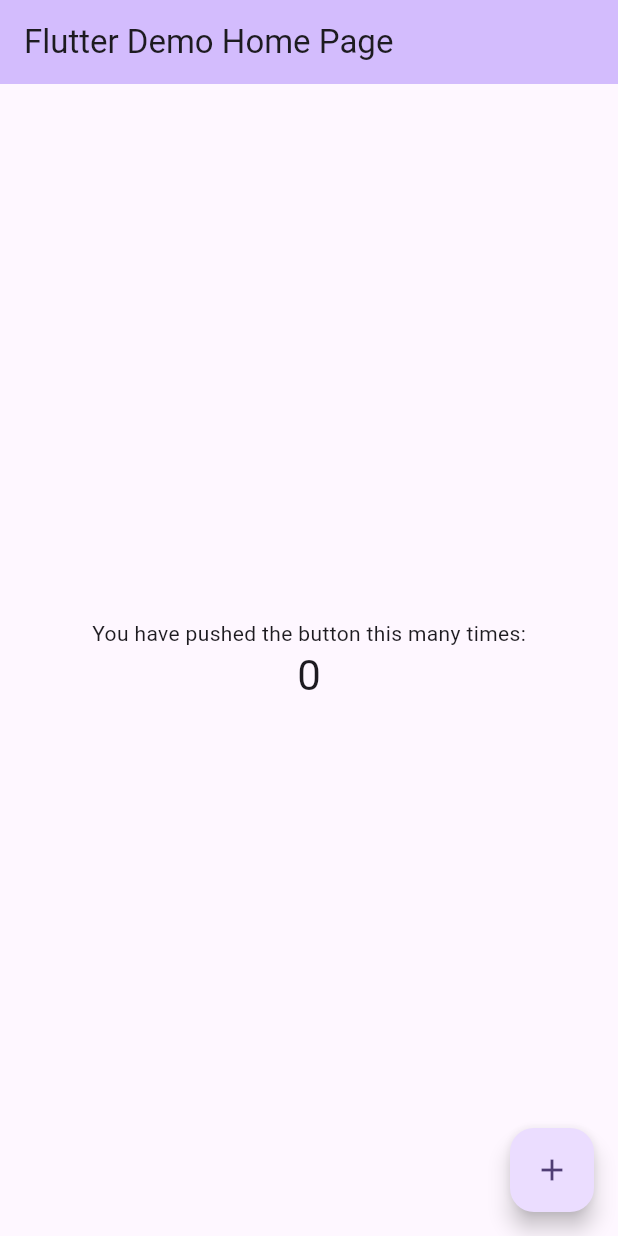
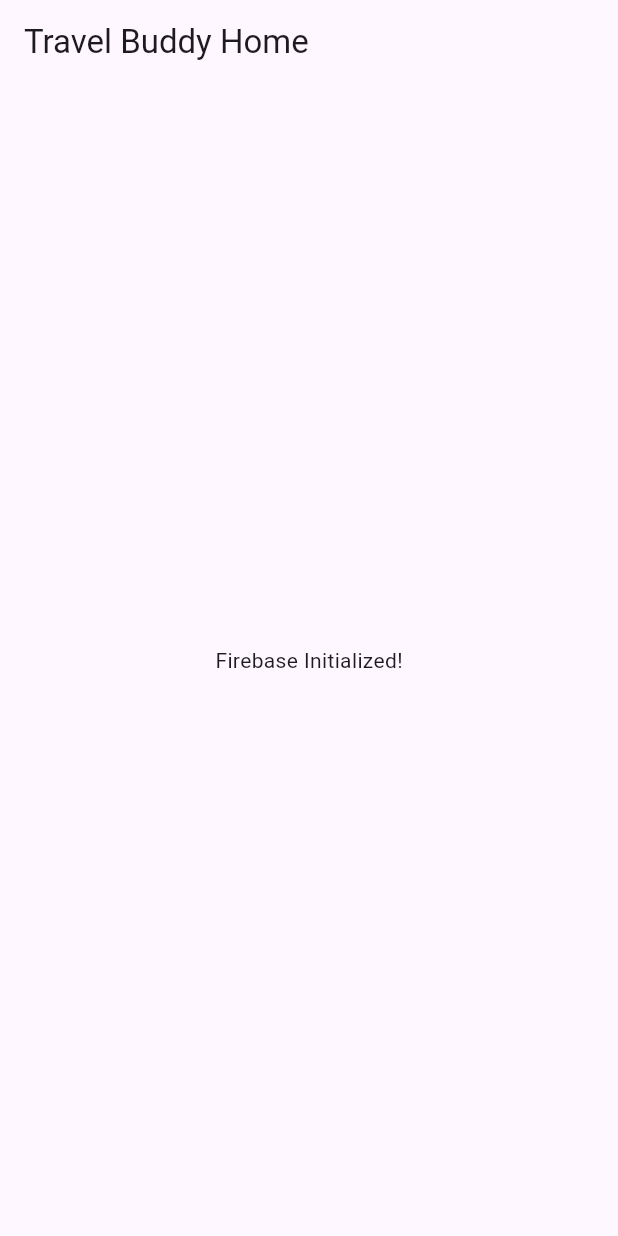
Before and after one commit to charan4112/travel_buddy_app, a Flutter app: the screen it shows after launch, on a phone screen of 412 x 824 dp. Run offline on Flutter 3.47's test engine with Material 3 defaults, Android fonts, the phone set to English and light mode, and no system bars; our stand-ins replace firebase_core; accounts and stored records are empty.

Commit message:
Initialized Firebase in main.dart and tested connection

```diff
--- a/lib/main.dart
+++ b/lib/main.dart
@@ -1,125 +1,39 @@
 import 'package:flutter/material.dart';
+import 'package:firebase_core/firebase_core.dart';
+import 'firebase_options.dart';
 
-void main() {
+void main() async {
+  WidgetsFlutterBinding.ensureInitialized();
+  await Firebase.initializeApp(
+    options: DefaultFirebaseOptions.currentPlatform,
+  );
+
   runApp(const MyApp());
 }
 
 class MyApp extends StatelessWidget {
   const MyApp({super.key});
 
-  // This widget is the root of your application.
   @override
   Widget build(BuildContext context) {
     return MaterialApp(
-      title: 'Flutter Demo',
+      title: 'Travel Buddy App',
       theme: ThemeData(
-        // This is the theme of your application.
-        //
-        // TRY THIS: Try running your application with "flutter run". You'll see
-        // the application has a purple toolbar. Then, without quitting the app,
-        // try changing the seedColor in the colorScheme below to Colors.green
-        // and then invoke "hot reload" (save your changes or press the "hot
-        // reload" button in a Flutter-supported IDE, or press "r" if you used
-        // the command line to start the app).
-        //
-        // Notice that the counter didn't reset back to zero; the application
-        // state is not lost during the reload. To reset the state, use hot
-        // restart instead.
-        //
-        // This works for code too, not just values: Most code changes can be
-        // tested with just a hot reload.
-        colorScheme: ColorScheme.fromSeed(seedColor: Colors.deepPurple),
-        useMaterial3: true,
+        primarySwatch: Colors.blue,
       ),
-      home: const MyHomePage(title: 'Flutter Demo Home Page'),
+      home: const HomePage(),
     );
   }
 }
 
-class MyHomePage extends StatefulWidget {
-  const MyHomePage({super.key, required this.title});
-
-  // This widget is the home page of your application. It is stateful, meaning
-  // that it has a State object (defined below) that contains fields that affect
-  // how it looks.
-
-  // This class is the configuration for the state. It holds the values (in this
-  // case the title) provided by the parent (in this case the App widget) and
-  // used by the build method of the State. Fields in a Widget subclass are
-  // always marked "final".
-
-  final String title;
-
-  @override
-  State<MyHomePage> createState() => _MyHomePageState();
-}
-
-class _MyHomePageState extends State<MyHomePage> {
-  int _counter = 0;
-
-  void _incrementCounter() {
-    setState(() {
-      // This call to setState tells the Flutter framework that something has
-      // changed in this State, which causes it to rerun the build method below
-      // so that the display can reflect the updated values. If we changed
-      // _counter without calling setState(), then the build method would not be
-      // called again, and so nothing would appear to happen.
-      _counter++;
-    });
-  }
+class HomePage extends StatelessWidget {
+  const HomePage({super.key});
 
   @override
   Widget build(BuildContext context) {
-    // This method is rerun every time setState is called, for instance as done
-    // by the _incrementCounter method above.
-    //
-    // The Flutter framework has been optimized to make rerunning build methods
-    // fast, so that you can just rebuild anything that needs updating rather
-    // than having to individually change instances of widgets.
     return Scaffold(
-      appBar: AppBar(
-        // TRY THIS: Try changing the color here to a specific color (to
-        // Colors.amber, perhaps?) and trigger a hot reload to see the AppBar
-        // change color while the other colors stay the same.
-        backgroundColor: Theme.of(context).colorScheme.inversePrimary,
-        // Here we take the value from the MyHomePage object that was created by
-        // the App.build method, and use it to set our appbar title.
-        title: Text(widget.title),
-      ),
-      body: Center(
-        // Center is a layout widget. It takes a single child and positions it
-        // in the middle of the parent.
-        child: Column(
-          // Column is also a layout widget. It takes a list of children and
-          // arranges them vertically. By default, it sizes itself to fit its
-          // children horizontally, and tries to be as tall as its parent.
-          //
-          // Column has various properties to control how it sizes itself and
-          // how it positions its children. Here we use mainAxisAlignment to
-          // center the children vertically; the main axis here is the vertical
-          // axis because Columns are vertical (the cross axis would be
-          // horizontal).
-          //
-          // TRY THIS: Invoke "debug painting" (choose the "Toggle Debug Paint"
-          // action in the IDE, or press "p" in the console), to see the
-          // wireframe for each widget.
-          mainAxisAlignment: MainAxisAlignment.center,
-          children: <Widget>[
-            const Text(
-              'You have pushed the button this many times:',
-            ),
-            Text(
-              '$_counter',
-              style: Theme.of(context).textTheme.headlineMedium,
-            ),
-          ],
-        ),
-      ),
-      floatingActionButton: FloatingActionButton(
-        onPressed: _incrementCounter,
-        tooltip: 'Increment',
-        child: const Icon(Icons.add),
-      ), // This trailing comma makes auto-formatting nicer for build methods.
+      appBar: AppBar(title: const Text("Travel Buddy Home")),
+      body: const Center(child: Text("Firebase Initialized!")),
     );
   }
 }
```
